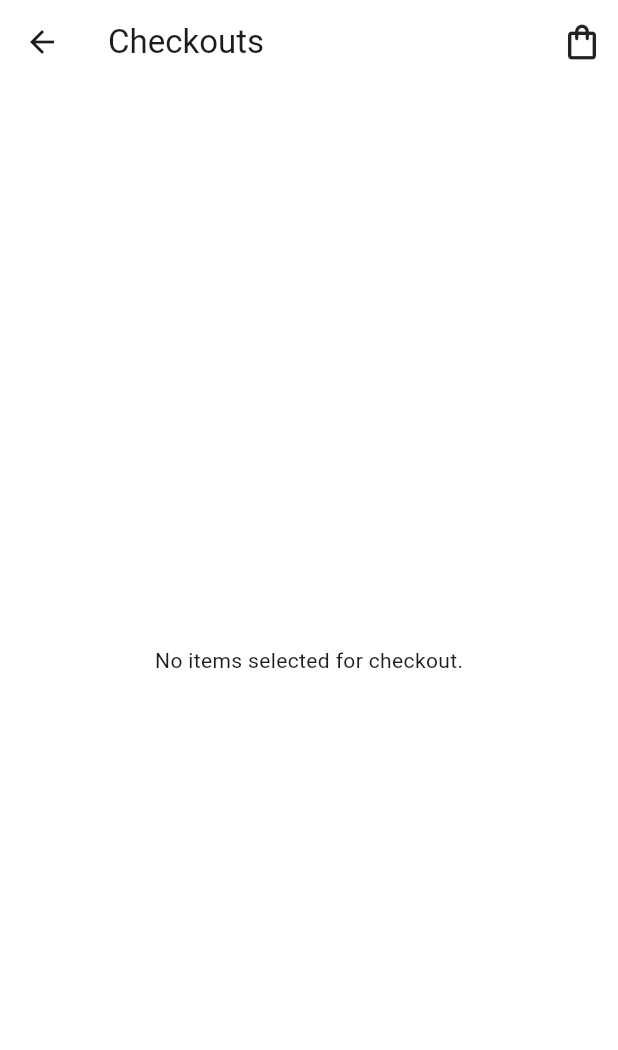
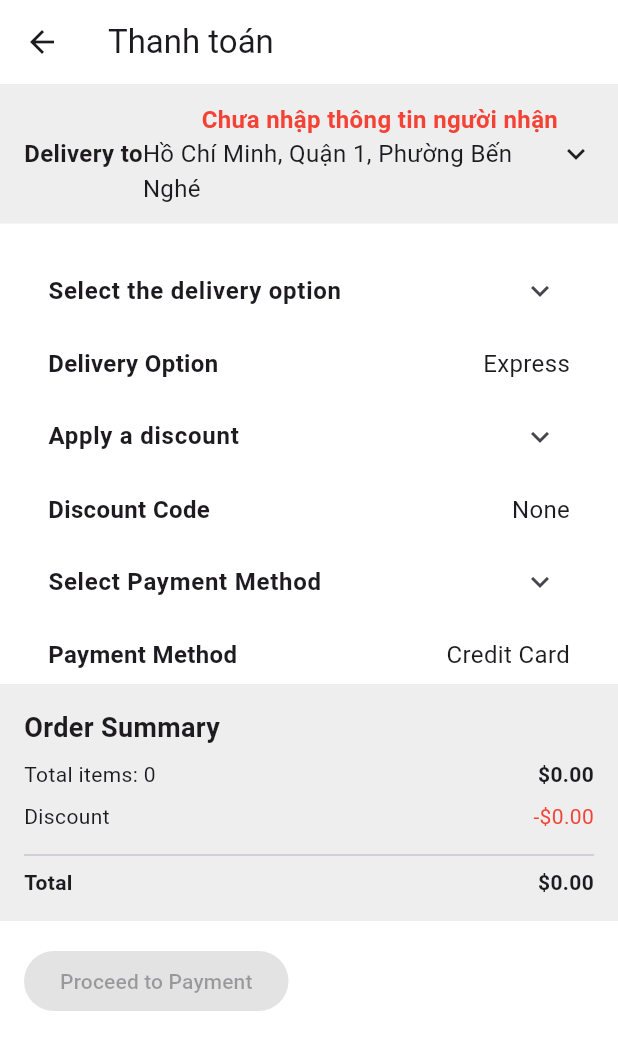
Before and after one commit to ndhue/final_flutter_ecommerce, a Flutter app: the PaymentScreen screen opened directly, on a phone screen of 412 x 824 dp. Shown: the top 1050 px of the screen. Run offline on Flutter 3.47's test engine with Material 3 defaults, Android fonts, the phone set to English and light mode, and no system bars; our stand-ins replace cloud_firestore, firebase_auth, firebase_core, flutter_rating_bar, fluttertoast, image_picker and 4 more; missing offline and left inert: bcrypt; accounts and stored records are empty; network calls fail.

Commit message:
payments

```diff
--- a/lib/screens/cart/payment_screen.dart
+++ b/lib/screens/cart/payment_screen.dart
@@ -1,216 +1,404 @@
 import 'package:flutter/material.dart';
 import 'package:provider/provider.dart';
 import '../../providers/cart_provider.dart';
-import '../../utils/format.dart';
-import '../../widgets/buttons/cart_button.dart';
+import '../cart/addressPicker.dart';
 
-class PaymentScreen extends StatelessWidget {
-  const PaymentScreen({super.key});
+class PaymentScreen extends StatefulWidget {
+  const PaymentScreen({Key? key}) : super(key: key);
+
+  @override
+  _PaymentScreenState createState() => _PaymentScreenState();
+}
+
+class _PaymentScreenState extends State<PaymentScreen> {
+  bool showAllItems = false;
+  int _selectedDelivery = 1;
+  int _selectedPayment = 1;
+  TextEditingController _discountController = TextEditingController();
+  String _appliedDiscountCode = "";
+  double _discountValue = 0.0;
+  String _selectedDeliveryOption = "Express"; // Default delivery method
+  String _selectedPaymentMethod = "Credit Card"; // Default payment method
 
   @override
   Widget build(BuildContext context) {
     final cartProvider = Provider.of<CartProvider>(context);
-    final List selectedItems =
-        cartProvider.selectedItems.toList(); // Chuyển Set thành List
+    final selectedItems = cartProvider.selectedItems.toList();
+    final totalPrice = cartProvider.selectedTotalPrice;
+    final discountedPrice = totalPrice * (1 - _discountValue);
+    final totalItems = selectedItems.length;
+
+    // Nếu có nhiều hơn 3 sản phẩm, chỉ hiển thị 3 sản phẩm đầu tiên
+    final displayedItems =
+        showAllItems ? selectedItems : selectedItems.take(3).toList();
 
     return Scaffold(
-      appBar: AppBar(title: const Text('Checkouts'), actions: [CartButton()]),
-      body:
-          selectedItems.isEmpty
-              ? const Center(child: Text('No items selected for checkout.'))
-              : Column(
+      appBar: AppBar(title: Text('Thanh toán')),
+      body: SingleChildScrollView(
+        child: Column(
+          crossAxisAlignment: CrossAxisAlignment.start,
           children: [
-                  // Phần chọn địa chỉ giao hàng
-                  Container(
-                    padding: const EdgeInsets.symmetric(
-                      vertical: 12,
-                      horizontal: 16,
+            _buildAddressSection(context, cartProvider),
+            const SizedBox(height: 16),
+            _buildCartItems(displayedItems), // Hiển thị các mặt hàng
+            if (selectedItems.length > 3)
+              TextButton(
+                onPressed: () {
+                  setState(() {
+                    showAllItems = !showAllItems;
+                  });
+                },
+                child: Text(showAllItems ? 'Hide list' : 'Show all items'),
               ),
+            _buildExpandableSections(),
+            _buildOrderSummary(totalItems, discountedPrice),
+            _buildPaymentButton(selectedItems),
+          ],
+        ),
+      ),
+    );
+  }
+
+  Widget _buildCartItems(List selectedItems) {
+    return Column(
+      children: [
+        ListView.builder(
+          shrinkWrap: true,
+          physics: NeverScrollableScrollPhysics(),
+          itemCount: selectedItems.length,
+          itemBuilder: (context, index) {
+            final item = selectedItems[index];
+            return Card(
+              child: ListTile(
+                leading: Image.network(
+                  item.imageUrl,
+                  width: 50,
+                  height: 50,
+                  fit: BoxFit.cover,
+                ),
+                title: Text(
+                  item.product.name,
+                  style: TextStyle(fontWeight: FontWeight.bold),
+                ),
+                subtitle: Column(
+                  crossAxisAlignment: CrossAxisAlignment.start,
+                  children: [
+                    Text(
+                      '${item.price}₫',
+                      style: TextStyle(color: Colors.green, fontSize: 14),
+                    ),
+                    Text(
+                      'Số lượng: ${item.quantity}',
+                      style: TextStyle(fontSize: 14),
+                    ),
+                    Text(
+                      'Tổng: ${item.price * item.quantity}₫',
+                      style: TextStyle(
+                        fontSize: 14,
+                        fontWeight: FontWeight.bold,
+                        color: Colors.red,
+                      ),
+                    ),
+                  ],
+                ),
+              ),
+            );
+          },
+        ),
+      ],
+    );
+  }
+
+  Widget _buildExpandableSections() {
+    return Padding(
+      padding: const EdgeInsets.symmetric(horizontal: 16.0),
+      child: Column(
+        children: [
+          // Chọn phương thức giao hàng
+          ExpansionTile(
+            title: Text(
+              'Select the delivery option',
+              style: TextStyle(fontWeight: FontWeight.bold),
+            ),
+            children: [
+              RadioListTile<String>(
+                value: "Express",
+                groupValue: _selectedDeliveryOption,
+                onChanged: (value) {
+                  setState(() {
+                    _selectedDeliveryOption = value!;
+                  });
+                },
+                title: Text('Express: 1-3 days delivery - \$14.99'),
+              ),
+              RadioListTile<String>(
+                value: "Regular",
+                groupValue: _selectedDeliveryOption,
+                onChanged: (value) {
+                  setState(() {
+                    _selectedDeliveryOption = value!;
+                  });
+                },
+                title: Text('Regular: 2-4 days delivery - \$7.99'),
+              ),
+              RadioListTile<String>(
+                value: "Cargo",
+                groupValue: _selectedDeliveryOption,
+                onChanged: (value) {
+                  setState(() {
+                    _selectedDeliveryOption = value!;
+                  });
+                },
+                title: Text('Cargo: 7-14 days delivery - \$2.99'),
+              ),
+            ],
+          ),
+
+          // Hiển thị kết quả đã chọn cho phương thức giao hàng
+          _buildSelectedOption('Delivery Option', _selectedDeliveryOption),
+
+          // Nhập mã giảm giá
+          ExpansionTile(
+            title: Text(
+              'Apply a discount',
+              style: TextStyle(fontWeight: FontWeight.bold),
+            ),
+            children: [
+              TextField(
+                controller: _discountController,
+                decoration: InputDecoration(
+                  labelText: 'Enter discount code',
+                  border: OutlineInputBorder(),
+                ),
+              ),
+              const SizedBox(height: 8),
+              Align(
+                alignment: Alignment.centerRight,
+                child: ElevatedButton(
+                  onPressed: () {
+                    setState(() {
+                      _appliedDiscountCode =
+                          _discountController.text.trim().toUpperCase();
+                      if (_appliedDiscountCode == "SALE10") {
+                        _discountValue = 0.1; // Apply 10% discount
+                      } else {
+                        _discountValue = 0.0;
+                      }
+                    });
+                  },
+                  child: Text('Apply'),
+                ),
+              ),
+              if (_appliedDiscountCode.isNotEmpty)
+                Text(
+                  _discountValue > 0
+                      ? '✅ Discount applied: $_appliedDiscountCode (-${(_discountValue * 100).round()}%)'
+                      : '❌ Invalid discount code',
+                  style: TextStyle(
+                    color: _discountValue > 0 ? Colors.green : Colors.red,
+                    fontWeight: FontWeight.bold,
+                  ),
+                ),
+            ],
+          ),
+
+          // Hiển thị kết quả đã chọn cho mã giảm giá
+          _buildSelectedOption('Discount Code', _appliedDiscountCode),
+
+          // Chọn phương thức thanh toán
+          ExpansionTile(
+            title: Text(
+              'Select Payment Method',
+              style: TextStyle(fontWeight: FontWeight.bold),
+            ),
+            children: [
+              RadioListTile<int>(
+                value: 1,
+                groupValue: _selectedPayment,
+                onChanged: (value) {
+                  setState(() {
+                    _selectedPayment = value!;
+                  });
+                },
+                title: Text('Credit Card'),
+              ),
+              RadioListTile<int>(
+                value: 2,
+                groupValue: _selectedPayment,
+                onChanged: (value) {
+                  setState(() {
+                    _selectedPayment = value!;
+                  });
+                },
+                title: Text('Cash on Delivery'),
+              ),
+            ],
+          ),
+
+          // Hiển thị kết quả đã chọn cho phương thức thanh toán
+          _buildSelectedOption(
+            'Payment Method',
+            _selectedPayment == 1 ? 'Credit Card' : 'Cash on Delivery',
+          ),
+        ],
+      ),
+    );
+  }
+
+  // Hàm hiển thị kết quả đã chọn
+  Widget _buildSelectedOption(String title, String selectedValue) {
+    return Padding(
+      padding: const EdgeInsets.symmetric(vertical: 8.0, horizontal: 16.0),
+      child: Row(
+        mainAxisAlignment: MainAxisAlignment.spaceBetween,
+        children: [
+          Text(
+            title,
+            style: TextStyle(fontSize: 16, fontWeight: FontWeight.bold),
+          ),
+          Text(
+            selectedValue.isNotEmpty ? selectedValue : 'None',
+            style: TextStyle(fontSize: 16),
+          ),
+        ],
+      ),
+    );
+  }
+
+  Widget _buildOrderSummary(int totalItems, double totalPrice) {
+    return Container(
+      padding: const EdgeInsets.all(16.0),
+      color: Colors.grey[200],
+      child: Column(
+        crossAxisAlignment: CrossAxisAlignment.start,
+        children: [
+          Text(
+            'Order Summary',
+            style: TextStyle(fontSize: 18, fontWeight: FontWeight.bold),
+          ),
+          const SizedBox(height: 8),
+          Row(
+            mainAxisAlignment: MainAxisAlignment.spaceBetween,
+            children: [
+              Text('Total items: $totalItems'),
+              Text(
+                '\$${totalPrice.toStringAsFixed(2)}',
+                style: TextStyle(fontWeight: FontWeight.bold),
+              ),
+            ],
+          ),
+          const SizedBox(height: 8),
+          Row(
+            mainAxisAlignment: MainAxisAlignment.spaceBetween,
+            children: [
+              Text('Discount'),
+              Text(
+                '-\$${(totalPrice * _discountValue).toStringAsFixed(2)}',
+                style: TextStyle(color: Colors.red),
+              ),
+            ],
+          ),
+          const SizedBox(height: 8),
+          Divider(),
+          Row(
+            mainAxisAlignment: MainAxisAlignment.spaceBetween,
+            children: [
+              Text('Total', style: TextStyle(fontWeight: FontWeight.bold)),
+              Text(
+                '\$${(totalPrice * (1 - _discountValue)).toStringAsFixed(2)}',
+                style: TextStyle(fontWeight: FontWeight.bold),
+              ),
+            ],
+          ),
+        ],
+      ),
+    );
+  }
+
+  Widget _buildPaymentButton(List selectedItems) {
+    return Padding(
+      padding: const EdgeInsets.all(16.0),
+      child: ElevatedButton(
+        onPressed:
+            selectedItems.isNotEmpty
+                ? () {
+                  print("🚚 Delivery option: $_selectedDeliveryOption");
+                  print("💳 Payment method: $_selectedPayment");
+                  print(
+                    "🏷️ Discount applied: $_appliedDiscountCode (${_discountValue * 100}%)",
+                  );
+                  // Proceed to payment
+                }
+                : null,
+        child: Text('Proceed to Payment'),
+      ),
+    );
+  }
+
+  Widget _buildAddressSection(BuildContext context, CartProvider cartProvider) {
+    return GestureDetector(
+      onTap: () => _showAddressDialog(context, cartProvider),
+      child: Container(
+        padding: const EdgeInsets.symmetric(vertical: 12, horizontal: 16),
         color: Colors.grey[200],
         child: Row(
           mainAxisAlignment: MainAxisAlignment.spaceBetween,
           children: [
             const Text(
               'Delivery to',
+              style: TextStyle(fontSize: 16, fontWeight: FontWeight.bold),
+            ),
+            Expanded(
+              child: Column(
+                crossAxisAlignment: CrossAxisAlignment.end,
+                children: [
+                  if (cartProvider.receiverName.isNotEmpty)
+                    Text(
+                      '📦 ${cartProvider.receiverName} - ${cartProvider.phoneNumber}',
+                      style: const TextStyle(
+                        fontSize: 16,
+                        fontWeight: FontWeight.bold,
+                      ),
+                    )
+                  else
+                    const Text(
+                      'Chưa nhập thông tin người nhận',
                       style: TextStyle(
                         fontSize: 16,
                         fontWeight: FontWeight.bold,
+                        color: Colors.red,
                       ),
                     ),
-                        Text('${cartProvider.city}, ${cartProvider.district}'),
-                      ],
+                  if (cartProvider.city.isNotEmpty)
+                    Text(
+                      '${cartProvider.city}, ${cartProvider.district}, ${cartProvider.ward}',
+                      style: const TextStyle(fontSize: 16),
+                    )
+                  else
+                    const Text(
+                      'Chưa chọn địa chỉ giao hàng',
+                      style: TextStyle(fontSize: 16, color: Colors.red),
                     ),
-                  ),
-
-                  // Danh sách sản phẩm đã chọn
-                  Expanded(
-                    child: ListView.builder(
-                      itemCount: selectedItems.length,
-                      itemBuilder: (context, index) {
-                        final product = selectedItems[index];
-                        final variant = product.variants.first;
-
-                        return ListTile(
-                          leading: Image.network(
-                            product.images.isNotEmpty
-                                ? product.images.first
-                                : 'https://via.placeholder.com/100',
-                            width: 50,
-                            height: 50,
-                          ),
-                          title: Text(product.name),
-                          subtitle: Text('Variant: ${variant.name}'),
-                          trailing: Text(
-                            FormatHelper.formatCurrency(variant.currentPrice),
-                            style: const TextStyle(fontWeight: FontWeight.bold),
-                          ),
-                        );
-                      },
-                    ),
-                  ),
-
-                  // 🛒 Phần chọn phương thức giao hàng & mã giảm giá
-                  Container(
-                    padding: const EdgeInsets.all(16),
-                    color: Colors.grey[100],
-                    child: Column(
-                      children: [
-                        // Nút chọn phương thức giao hàng
-                        Container(
-                          padding: const EdgeInsets.symmetric(
-                            vertical: 12,
-                            horizontal: 16,
-                          ),
-                          decoration: BoxDecoration(
-                            borderRadius: BorderRadius.circular(8),
-                            border: Border.all(color: Colors.grey.shade300),
-                            color: Colors.white,
-                          ),
-                          child: Row(
-                            mainAxisAlignment: MainAxisAlignment.spaceBetween,
-                            children: [
-                              const Text(
-                                'Select the delivery option',
-                                style: TextStyle(fontSize: 16),
-                              ),
-                              Icon(
-                                Icons.arrow_forward_ios,
-                                size: 16,
-                                color: Colors.grey.shade600,
+                  if (cartProvider.address.isNotEmpty)
+                    Text(
+                      cartProvider.address,
+                      style: const TextStyle(fontSize: 14, color: Colors.grey),
                     ),
                 ],
               ),
             ),
-                        const SizedBox(height: 10),
-
-                        // Nút nhập mã giảm giá
-                        Container(
-                          padding: const EdgeInsets.symmetric(
-                            vertical: 12,
-                            horizontal: 16,
-                          ),
-                          decoration: BoxDecoration(
-                            borderRadius: BorderRadius.circular(8),
-                            border: Border.all(color: Colors.grey.shade300),
-                            color: Colors.white,
-                          ),
-                          child: Row(
-                            mainAxisAlignment: MainAxisAlignment.spaceBetween,
-                            children: [
-                              const Text(
-                                'Apply a discount',
-                                style: TextStyle(fontSize: 16),
-                              ),
-                              Icon(
-                                Icons.arrow_forward_ios,
-                                size: 16,
-                                color: Colors.grey.shade600,
-                              ),
+            const Icon(Icons.keyboard_arrow_down),
           ],
         ),
       ),
-                      ],
-                    ),
-                  ),
+    );
+  }
 
-                  // 📦 Order Summary
-                  Container(
-                    padding: const EdgeInsets.all(16),
-                    color: Colors.grey[100],
-                    child: Column(
-                      crossAxisAlignment: CrossAxisAlignment.stretch,
-                      children: [
-                        const Text(
-                          'Order Summary',
-                          style: TextStyle(
-                            fontSize: 18,
-                            fontWeight: FontWeight.bold,
-                          ),
-                        ),
-                        const SizedBox(height: 8),
-                        Row(
-                          mainAxisAlignment: MainAxisAlignment.spaceBetween,
-                          children: [
-                            Text(
-                              'Total price (${selectedItems.length} items)',
-                              style: const TextStyle(fontSize: 16),
-                            ),
-                            Text(
-                              FormatHelper.formatCurrency(
-                                cartProvider.totalPrice,
-                              ),
-                              style: const TextStyle(
-                                fontSize: 16,
-                                fontWeight: FontWeight.bold,
-                              ),
-                            ),
-                          ],
-                        ),
-                        const SizedBox(height: 4),
-                        Row(
-                          mainAxisAlignment: MainAxisAlignment.spaceBetween,
-                          children: [
-                            const Text(
-                              'Totals',
-                              style: TextStyle(
-                                fontSize: 16,
-                                fontWeight: FontWeight.bold,
-                              ),
-                            ),
-                            Text(
-                              FormatHelper.formatCurrency(
-                                cartProvider.totalPrice,
-                              ),
-                              style: const TextStyle(
-                                fontSize: 16,
-                                fontWeight: FontWeight.bold,
-                              ),
-                            ),
-                          ],
-                        ),
-                      ],
-                    ),
-                  ),
-
-                  // 🔥 Nút chọn phương thức thanh toán
-                  Container(
-                    padding: const EdgeInsets.all(16),
-                    child: ElevatedButton(
-                      onPressed: () {
-                        // TODO: Xử lý khi nhấn thanh toán
-                      },
-                      style: ElevatedButton.styleFrom(
-                        backgroundColor: Colors.green,
-                        padding: const EdgeInsets.symmetric(vertical: 16),
-                      ),
-                      child: const Text(
-                        'Select payment method',
-                        style: TextStyle(fontSize: 16),
-                      ),
-                    ),
-                  ),
-                ],
-              ),
+  void _showAddressDialog(BuildContext context, CartProvider cartProvider) {
+    showModalBottomSheet(
+      context: context,
+      isScrollControlled: true,
+      builder: (context) => AddressPicker(cartProvider: cartProvider),
     );
   }
 }
```
Also changed, not shown: pubspec.lock. Lines whose indentation alone changed are shown as unchanged.
